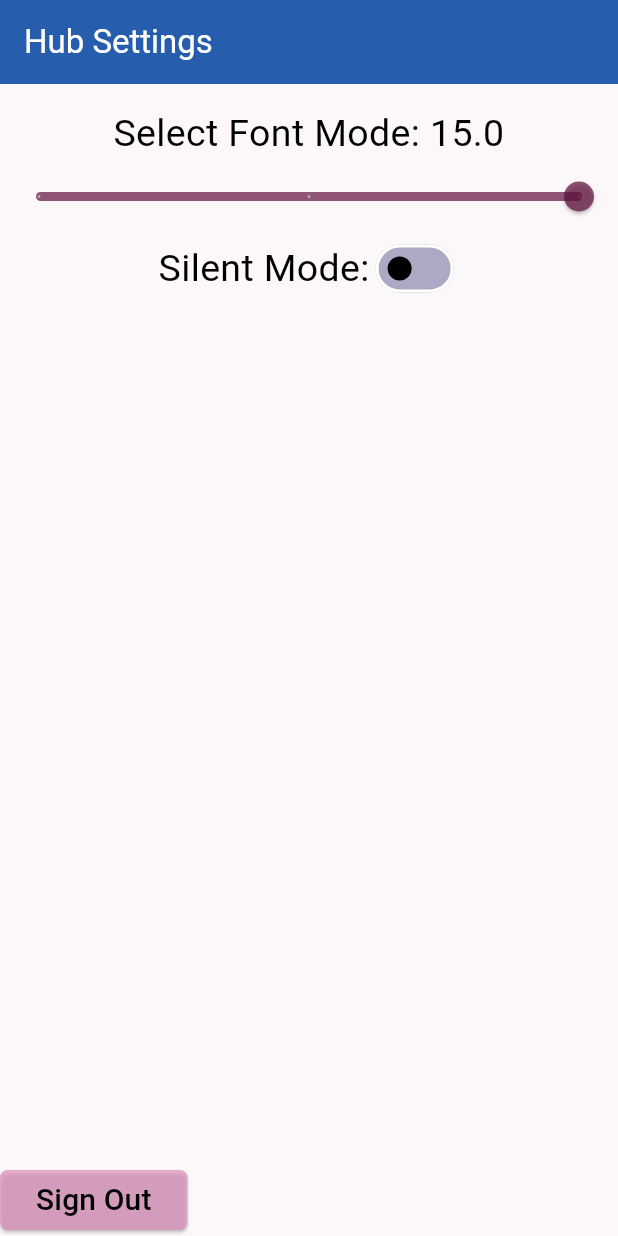
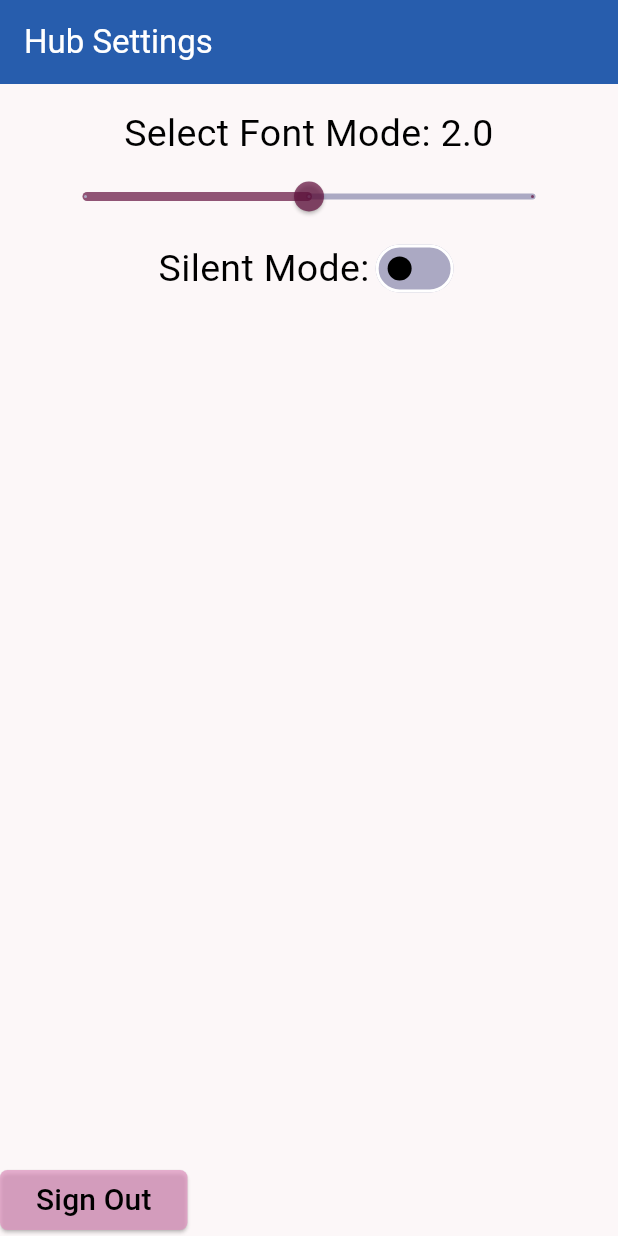
Before and after one commit to Kgo222/ClassroomClarity, a Flutter app: the HomePageInstructor screen opened directly, on a phone screen of 412 x 824 dp. Run offline on Flutter 3.47's test engine with Material 3 defaults, Android fonts, the light colour scheme and no system bars; our stand-ins replace flutter_blue_plus.

Commit message:
fontSize updates now and fized ESP reset with silentMode change

```diff
--- a/code/classroom_clarity_app/lib/buttons.dart
+++ b/code/classroom_clarity_app/lib/buttons.dart
@@ -27,7 +27,7 @@ class _EngagementButtonState extends State<EngagementButton> {
         //margin: EdgeInsets.all(1),
         alignment: Alignment.center,
         width: 5,
-        height: 80,
+        height: 100,
         decoration: BoxDecoration(
           border: widget.isSelected ? Border.all(color: AppColors.darkRed, width: 2) : null,
         ),
--- a/code/classroom_clarity_app/lib/globals.dart
+++ b/code/classroom_clarity_app/lib/globals.dart
@@ -6,7 +6,7 @@ late final BLEHandler bleHandler;
 //settings
 double max_font_size = 3;
 double min_font_size = 1;
-double font_size = 15;
+double font_size = 2;
 bool silent_mode = false;
 
 //other data
--- a/code/classroom_clarity_app/lib/homepage_instructor.dart
+++ b/code/classroom_clarity_app/lib/homepage_instructor.dart
@@ -44,7 +44,9 @@ class _HomePageInstructorState extends State<HomePageInstructor> {
                         style: TextStyle(color: AppColors.black, fontSize: 25),
                       )
                   ),
-                  Slider(
+                  SizedBox(
+                    width: 350,
+                    child: Slider(
                         value: _currentSliderVal,
                         max:max_font_size,
                         min:min_font_size,
@@ -61,6 +63,7 @@ class _HomePageInstructorState extends State<HomePageInstructor> {
                         onChangeEnd: (double value){
                           bleHandler.bluetoothWriteS(font_size, silent_mode);
                         }
+                    ),
                   ),
                   Row(
                     mainAxisAlignment: MainAxisAlignment.center,
```
Also changed, not shown: 1 other file. Lines whose indentation alone changed are shown as unchanged.
